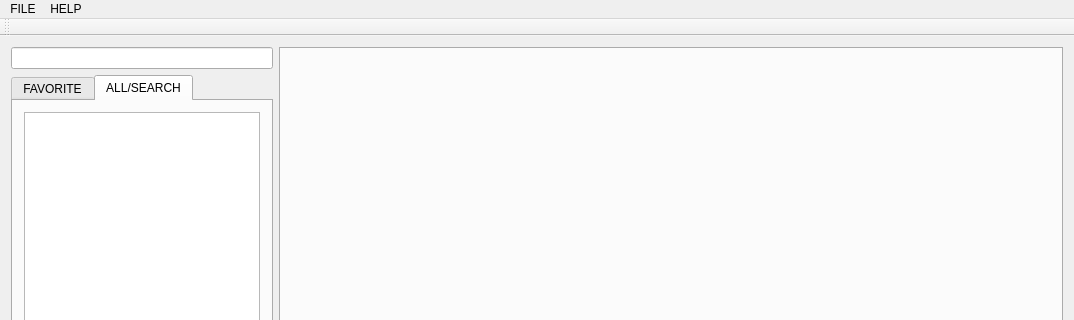
Above: OverwatchPlayerLog/UI/MainWindow.ui from yxbh/Overwatch-Player-Log before the change; both pictures show x 0 to 1074 and y 0 to 320 of the 1074 by 717 pixel window. Below: the same form after it.
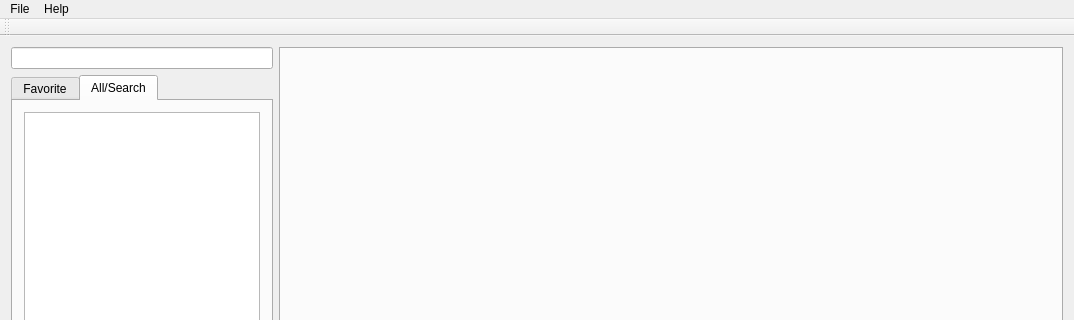
That is the form after the change. The open tabs and pages were chosen to show the change.

Commit message: un-uppercase some menu and label items and change tab shape on OSX

What changed in the file:
```diff
--- a/OverwatchPlayerLog/UI/MainWindow.ui
+++ b/OverwatchPlayerLog/UI/MainWindow.ui
@@ -35,7 +35,7 @@
             </property>
             <widget class="QWidget" name="tab_favorite">
              <attribute name="title">
-              <string>FAVORITE</string>
+              <string>Favorite</string>
              </attribute>
              <layout class="QVBoxLayout" name="verticalLayout_3">
               <item>
@@ -45,7 +45,7 @@
             </widget>
             <widget class="QWidget" name="tab_searchAll">
              <attribute name="title">
-              <string>ALL/SEARCH</string>
+              <string>All/Search</string>
              </attribute>
              <layout class="QVBoxLayout" name="verticalLayout_4">
               <item>
@@ -88,19 +88,19 @@
      <x>0</x>
      <y>0</y>
      <width>1074</width>
-     <height>20</height>
+     <height>22</height>
     </rect>
    </property>
    <widget class="QMenu" name="menu_Help">
     <property name="title">
-     <string>HELP</string>
+     <string>Help</string>
     </property>
     <addaction name="action_AboutQt"/>
     <addaction name="action_About"/>
    </widget>
    <widget class="QMenu" name="menu_File">
     <property name="title">
-     <string>FILE</string>
+     <string>File</string>
     </property>
     <addaction name="separator"/>
     <addaction name="separator"/>
```
Left out of the diff: 13 changed lines with no effect on the pictures.
